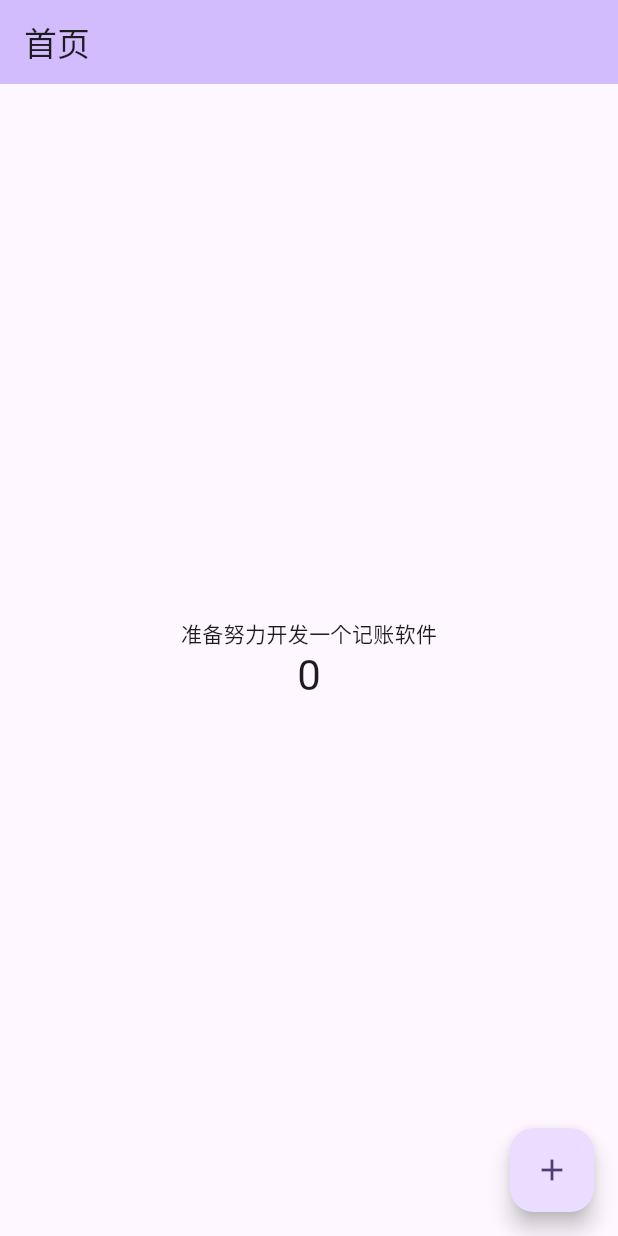
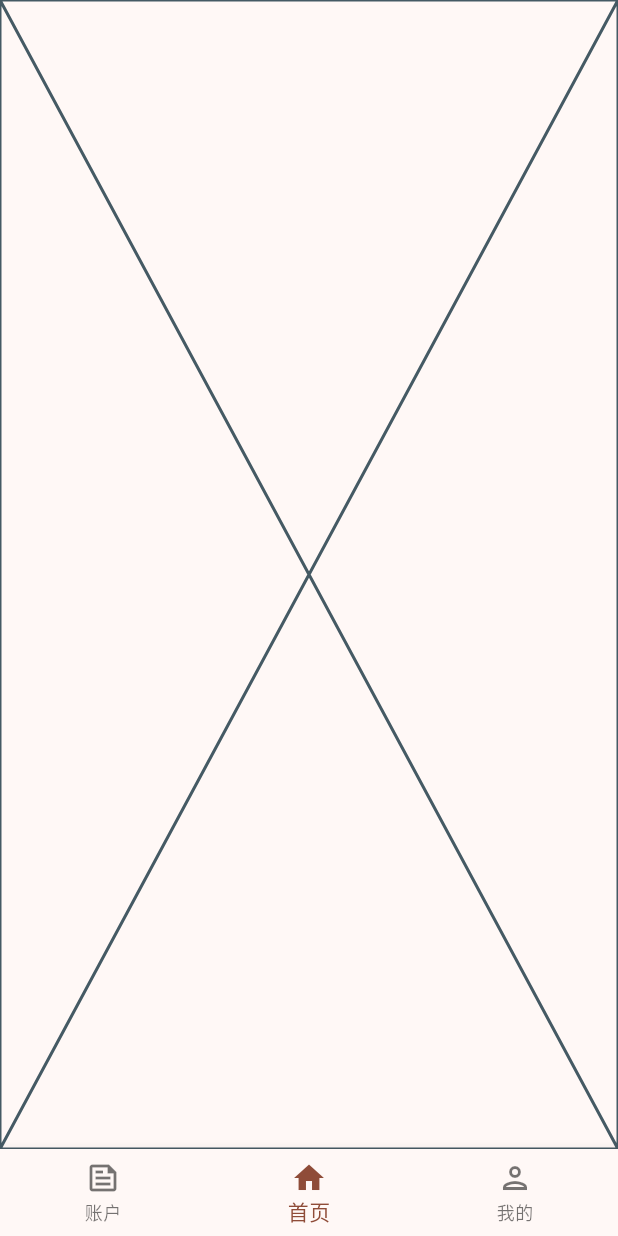
Before and after one commit to HEI-7/KaoRou, a Flutter app: the screen it shows after launch, on a phone screen of 412 x 824 dp. Run offline on Flutter 3.47's test engine with Material 3 defaults, Android fonts, the phone set to English and light mode, and no system bars.

Commit message:
home add bottom bar

```diff
--- a/lib/main.dart
+++ b/lib/main.dart
@@ -7,120 +7,74 @@ void main() {
 class MyApp extends StatelessWidget {
   const MyApp({super.key});
 
-  // This widget is the root of your application.
   @override
   Widget build(BuildContext context) {
     return MaterialApp(
       title: '烤肉记账',
       theme: ThemeData(
-        // This is the theme of your application.
-        //
-        // TRY THIS: Try running your application with "flutter run". You'll see
-        // the application has a purple toolbar. Then, without quitting the app,
-        // try changing the seedColor in the colorScheme below to Colors.green
-        // and then invoke "hot reload" (save your changes or press the "hot
-        // reload" button in a Flutter-supported IDE, or press "r" if you used
-        // the command line to start the app).
-        //
-        // Notice that the counter didn't reset back to zero; the application
-        // state is not lost during the reload. To reset the state, use hot
-        // restart instead.
-        //
-        // This works for code too, not just values: Most code changes can be
-        // tested with just a hot reload.
-        colorScheme: ColorScheme.fromSeed(seedColor: Colors.deepPurple),
+        colorScheme: ColorScheme.fromSeed(seedColor: Colors.deepOrange),
         useMaterial3: true,
       ),
       debugShowCheckedModeBanner: false,
-      home: const MyHomePage(title: '首页'),
+      home: const MyHomePage(),
     );
   }
 }
 
 class MyHomePage extends StatefulWidget {
-  const MyHomePage({super.key, required this.title});
-
-  // This widget is the home page of your application. It is stateful, meaning
-  // that it has a State object (defined below) that contains fields that affect
-  // how it looks.
-
-  // This class is the configuration for the state. It holds the values (in this
-  // case the title) provided by the parent (in this case the App widget) and
-  // used by the build method of the State. Fields in a Widget subclass are
-  // always marked "final".
-
-  final String title;
+  const MyHomePage({super.key});
 
   @override
   State<MyHomePage> createState() => _MyHomePageState();
 }
 
 class _MyHomePageState extends State<MyHomePage> {
-  int _counter = 0;
-
-  void _incrementCounter() {
-    setState(() {
-      // This call to setState tells the Flutter framework that something has
-      // changed in this State, which causes it to rerun the build method below
-      // so that the display can reflect the updated values. If we changed
-      // _counter without calling setState(), then the build method would not be
-      // called again, and so nothing would appear to happen.
-      _counter++;
-    });
-  }
+  int selectedIndex = 1;
 
   @override
   Widget build(BuildContext context) {
-    // This method is rerun every time setState is called, for instance as done
-    // by the _incrementCounter method above.
-    //
-    // The Flutter framework has been optimized to make rerunning build methods
-    // fast, so that you can just rebuild anything that needs updating rather
-    // than having to individually change instances of widgets.
+    Widget page;
+    switch (selectedIndex) {
+      case 0:
+        page = const Placeholder();
+        break;
+      case 1:
+        page = const Placeholder();
+        break;
+      case 2:
+        page = const Placeholder();
+        break;
+      default:
+        throw UnimplementedError('no widget for $selectedIndex');
+    }
+
     return Scaffold(
-      appBar: AppBar(
-        // TRY THIS: Try changing the color here to a specific color (to
-        // Colors.amber, perhaps?) and trigger a hot reload to see the AppBar
-        // change color while the other colors stay the same.
-        backgroundColor: Theme.of(context).colorScheme.inversePrimary,
-        // Here we take the value from the MyHomePage object that was created by
-        // the App.build method, and use it to set our appbar title.
-        title: Text(widget.title),
+      body: SafeArea(child: page),
+      bottomNavigationBar: BottomNavigationBar(
+        currentIndex: selectedIndex,
+        onTap: (int index) {
+          setState(() {
+            selectedIndex = index;
+          });
+        },
+        items: const [
+          BottomNavigationBarItem(
+            icon: Icon(Icons.feed_outlined),
+            activeIcon: Icon(Icons.feed),
+            label: '账户',
+          ),
+          BottomNavigationBarItem(
+            icon: Icon(Icons.home_outlined),
+            activeIcon: Icon(Icons.home),
+            label: '首页',
+          ),
+          BottomNavigationBarItem(
+            icon: Icon(Icons.person_outlined),
+            activeIcon: Icon(Icons.person),
+            label: '我的',
+          ),
+        ],
       ),
-      body: Center(
-        // Center is a layout widget. It takes a single child and positions it
-        // in the middle of the parent.
-        child: Column(
-          // Column is also a layout widget. It takes a list of children and
-          // arranges them vertically. By default, it sizes itself to fit its
-          // children horizontally, and tries to be as tall as its parent.
-          //
-          // Column has various properties to control how it sizes itself and
-          // how it positions its children. Here we use mainAxisAlignment to
-          // center the children vertically; the main axis here is the vertical
-          // axis because Columns are vertical (the cross axis would be
-          // horizontal).
-          //
-          // TRY THIS: Invoke "debug painting" (choose the "Toggle Debug Paint"
-          // action in the IDE, or press "p" in the console), to see the
-          // wireframe for each widget.
-          mainAxisAlignment: MainAxisAlignment.center,
-          children: <Widget>[
-            const Text(
-              '准备努力开发一个记账软件',
-            ),
-            Text(
-              '$_counter',
-              style: Theme.of(context).textTheme.headlineMedium,
-            ),
-          ],
-        ),
-      ),
-      floatingActionButton: FloatingActionButton(
-        onPressed: _incrementCounter,
-        tooltip: 'Increment',
-        child: const Icon(Icons.add),
-      ), // This trailing comma makes auto-formatting nicer for build methods.
     );
   }
 }
```
